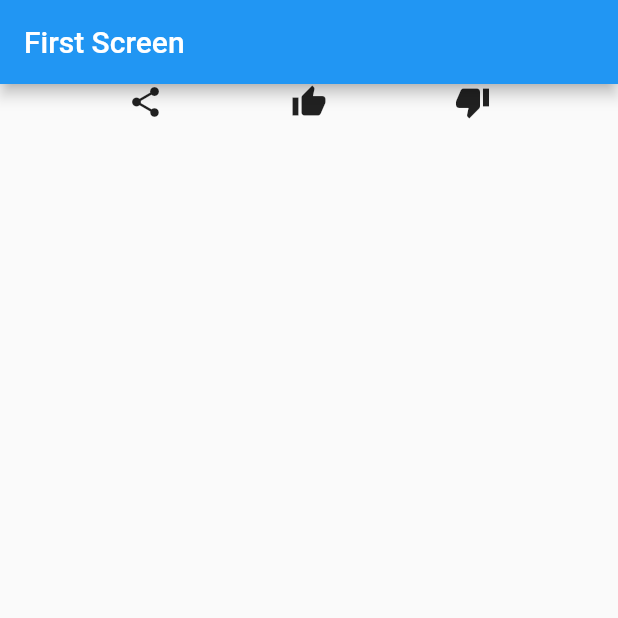
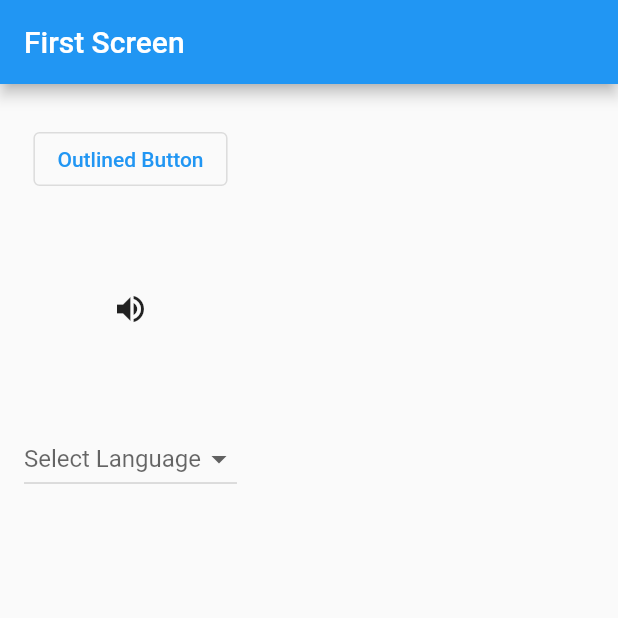
Before and after one commit to aiguh97/flutter-pemula-dicoding, a Flutter app: the screen it shows after launch, on a phone screen of 412 x 824 dp, the top half of it. Run offline on Flutter 3.47's test engine with Material 3 defaults, Android fonts, the phone set to English and light mode, and no system bars.

Commit message:
7_row_column_screen

```diff
--- /dev/null
+++ b/lib/CustomButton.dart
@@ -0,0 +1,68 @@
+import 'package:flutter/material.dart';
+
+class CustomButtonScreen extends StatefulWidget {
+  const CustomButtonScreen({super.key});
+
+  @override
+  State<CustomButtonScreen> createState() => _CustomButtonScreenState();
+}
+
+class _CustomButtonScreenState extends State<CustomButtonScreen> {
+  String? language;
+
+  @override
+  Widget build(BuildContext context) {
+    return Scaffold(
+      appBar: AppBar(
+        title: const Text('First Screen'),
+        centerTitle: false,
+        backgroundColor: Colors.blue,
+        foregroundColor: Colors.white,
+      ),
+      body: Padding(
+        padding: const EdgeInsets.symmetric(horizontal: 16),
+        child: SizedBox(
+          height: 300,
+          child: Column(
+            mainAxisAlignment: MainAxisAlignment.spaceAround,
+            children: [
+              OutlinedButton(
+                child: const Text('Outlined Button'),
+                onPressed: () {
+                  // Aksi ketika button diklik
+                },
+              ),
+              IconButton(
+                icon: const Icon(Icons.volume_up),
+                tooltip: 'Increase volume by 10',
+                onPressed: () {
+                  // Aksi ketika button diklik
+                },
+              ),
+              DropdownButton<String>(
+                items: const <DropdownMenuItem<String>>[
+                  DropdownMenuItem<String>(value: 'Dart', child: Text('Dart')),
+                  DropdownMenuItem<String>(
+                    value: 'Kotlin',
+                    child: Text('Kotlin'),
+                  ),
+                  DropdownMenuItem<String>(
+                    value: 'Swift',
+                    child: Text('Swift'),
+                  ),
+                ],
+                value: language,
+                hint: const Text('Select Language'),
+                onChanged: (String? value) {
+                  setState(() {
+                    language = value;
+                  });
+                },
+              ),
+            ],
+          ),
+        ),
+      ),
+    );
+  }
+}
--- a/lib/main.dart
+++ b/lib/main.dart
@@ -1,4 +1,5 @@
 import 'package:flutter/material.dart';
+import 'package:flutter_pemula_dicoding/CustomButton.dart';
 import 'package:flutter_pemula_dicoding/CustomCenter.dart';
 import 'package:flutter_pemula_dicoding/CustomContainer.dart';
 import 'package:flutter_pemula_dicoding/CustomPadding.dart';
@@ -30,7 +31,7 @@ class MyApp extends StatelessWidget {
           foregroundColor: Colors.white,
         ),
       ),
-      home: CustomRowColumn(),
+      home: CustomButtonScreen(),
     );
   }
 }
```
